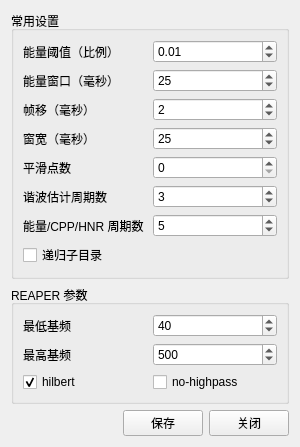
Before: the Qt Designer form views/ui_settings.ui in Nephelium/PhoneticToolbox, drawn with Qt 5.
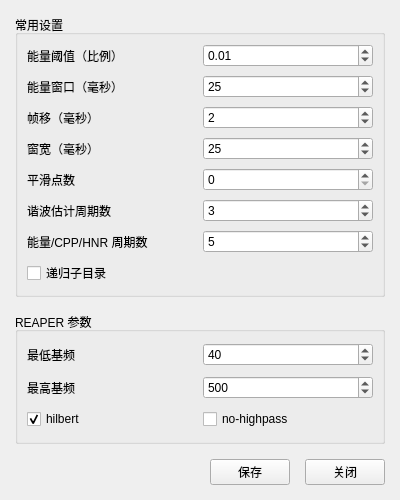
After: the same form once the commit is applied.

Patch:
```diff
--- a/views/ui_settings.ui
+++ b/views/ui_settings.ui
@@ -6,18 +6,24 @@
    <rect>
     <x>0</x>
     <y>0</y>
-    <width>300</width>
-    <height>400</height>
+    <width>400</width>
+    <height>500</height>
    </rect>
   </property>
   <property name="windowTitle">
    <string>设置</string>
   </property>
   <layout class="QVBoxLayout" name="verticalLayout">
+   <property name="spacing"><number>15</number></property>
+   <property name="leftMargin"><number>15</number></property>
+   <property name="topMargin"><number>15</number></property>
+   <property name="rightMargin"><number>15</number></property>
+   <property name="bottomMargin"><number>15</number></property>
    <item>
     <widget class="QGroupBox" name="groupCommon">
      <property name="title"><string>常用设置</string></property>
      <layout class="QGridLayout" name="gridCommon">
+      <property name="verticalSpacing"><number>8</number></property>
       <item row="0" column="0"><widget class="QLabel" name="labelEnergyRatio"><property name="text"><string>能量阈值（比例）</string></property></widget></item>
       <item row="0" column="1"><widget class="QDoubleSpinBox" name="spinEnergyRatio"><property name="minimum"><double>0.0</double></property><property name="maximum"><double>1.0</double></property><property name="singleStep"><double>0.01</double></property><property name="value"><double>0.01</double></property></widget></item>
       <item row="1" column="0"><widget class="QLabel" name="labelEnergyWin"><property name="text"><string>能量窗口（毫秒）</string></property></widget></item>
@@ -41,6 +47,7 @@
     <widget class="QGroupBox" name="groupReaper">
      <property name="title"><string>REAPER 参数</string></property>
      <layout class="QGridLayout" name="gridReaper">
+      <property name="verticalSpacing"><number>8</number></property>
       <item row="2" column="0"><widget class="QLabel" name="labelReaperMinF0"><property name="text"><string>最低基频</string></property></widget></item>
       <item row="2" column="1"><widget class="QSpinBox" name="spinReaperMinF0"><property name="minimum"><number>10</number></property><property name="maximum"><number>1000</number></property><property name="value"><number>40</number></property></widget></item>
       <item row="3" column="0"><widget class="QLabel" name="labelReaperMaxF0"><property name="text"><string>最高基频</string></property></widget></item>
```
